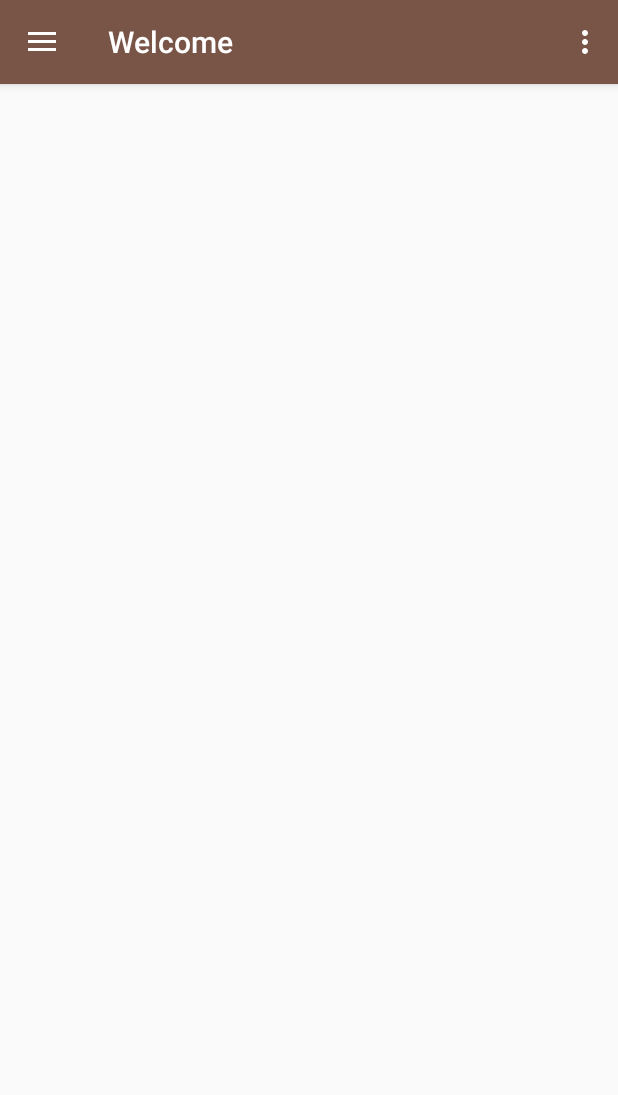
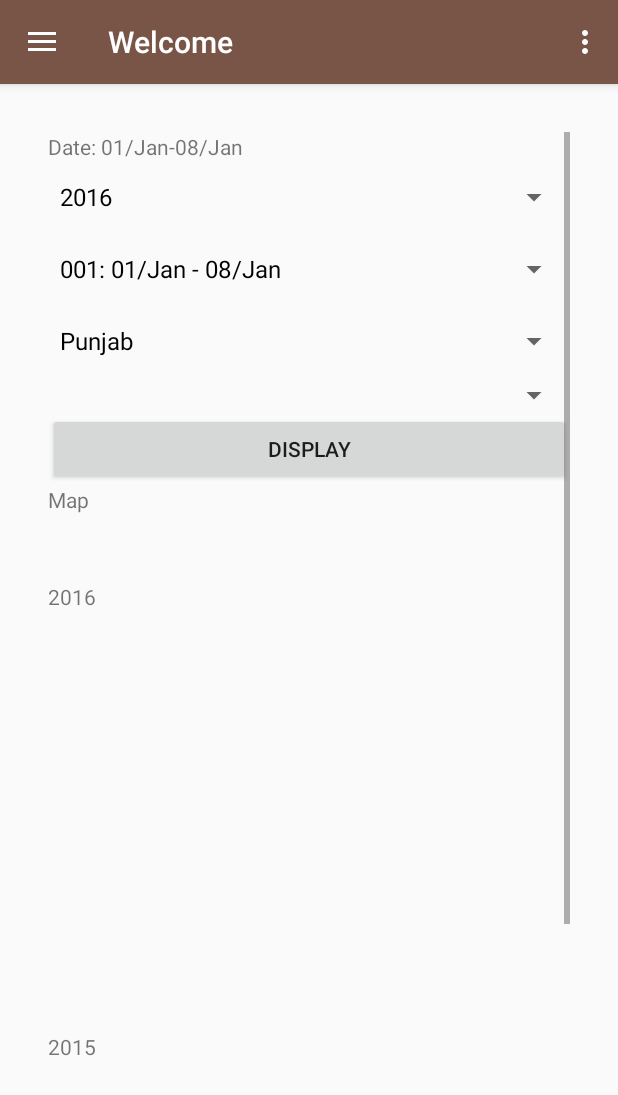
Before and after one commit to ashishjoshi1995/railtellapp, an Android app: the screen it shows after launch (Welcome), in the side drawer, after a tap on "Crop Monitoring", on a phone screen of 412 x 824 dp. Shown: the top 1095 px of the screen. Run offline under Robolectric (Android 15) with nearby library versions, the phone set to English and light mode, and no system bars; our stand-ins replace Picasso; pictures from the network do not load.

Commit message:
navigation bug fix

```diff
--- a/app/src/main/java/com/example/ashish/railtellapp/Welcome.java
+++ b/app/src/main/java/com/example/ashish/railtellapp/Welcome.java
@@ -4,7 +4,7 @@ import android.app.FragmentTransaction;
 import android.os.Bundle;
 import android.support.design.widget.FloatingActionButton;
 import android.support.design.widget.Snackbar;
-import android.support.v4.app.Fragment;
+import android.app.Fragment;
 import android.view.View;
 import android.support.design.widget.NavigationView;
 import android.support.v4.view.GravityCompat;
@@ -96,7 +96,7 @@ public class Welcome extends AppCompatActivity
             navItemIndex = 1;
             Fragment newFragment = getHomeFragment();
             FragmentTransaction transaction = getFragmentManager().beginTransaction();
-            transaction.replace(R.id., newFragment);
+            transaction.replace(R.id.frame, newFragment);
             transaction.addToBackStack(null);
             transaction.commit();
 
--- a/app/src/main/java/com/example/ashish/railtellapp/fragments/Classification.java
+++ b/app/src/main/java/com/example/ashish/railtellapp/fragments/Classification.java
@@ -4,7 +4,7 @@ import android.content.Context;
 import android.net.Uri;
 import android.os.Bundle;
 import android.support.annotation.Nullable;
-import android.support.v4.app.Fragment;
+import android.app.Fragment;
 import android.view.LayoutInflater;
 import android.view.View;
 import android.view.ViewGroup;
--- a/app/src/main/java/com/example/ashish/railtellapp/fragments/CropMonitoring.java
+++ b/app/src/main/java/com/example/ashish/railtellapp/fragments/CropMonitoring.java
@@ -5,7 +5,7 @@ import android.net.Uri;
 import android.os.AsyncTask;
 import android.os.Bundle;
 import android.support.annotation.Nullable;
-import android.support.v4.app.Fragment;
+import android.app.Fragment;
 import android.util.Log;
 import android.view.LayoutInflater;
 import android.view.View;
--- a/app/src/main/java/com/example/ashish/railtellapp/fragments/Home.java
+++ b/app/src/main/java/com/example/ashish/railtellapp/fragments/Home.java
@@ -4,7 +4,7 @@ import android.content.Context;
 import android.net.Uri;
 import android.os.Bundle;
 import android.support.annotation.Nullable;
-import android.support.v4.app.Fragment;
+import android.app.Fragment;
 import android.view.LayoutInflater;
 import android.view.View;
 import android.view.ViewGroup;
--- a/app/src/main/java/com/example/ashish/railtellapp/fragments/ResearchTeam.java
+++ b/app/src/main/java/com/example/ashish/railtellapp/fragments/ResearchTeam.java
@@ -4,7 +4,7 @@ import android.content.Context;
 import android.net.Uri;
 import android.os.Bundle;
 import android.support.annotation.Nullable;
-import android.support.v4.app.Fragment;
+import android.app.Fragment;
 import android.view.LayoutInflater;
 import android.view.View;
 import android.view.ViewGroup;
--- a/app/src/main/res/layout/activity_welcome.xml
+++ b/app/src/main/res/layout/activity_welcome.xml
@@ -22,4 +22,5 @@
         app:headerLayout="@layout/nav_header_welcome"
         app:menu="@menu/activity_welcome_drawer" />
 
+
 </android.support.v4.widget.DrawerLayout>
--- a/app/src/main/res/layout/content_welcome.xml
+++ b/app/src/main/res/layout/content_welcome.xml
@@ -11,5 +11,10 @@
     app:layout_behavior="@string/appbar_scrolling_view_behavior"
     tools:context="com.example.ashish.railtellapp.Welcome"
     tools:showIn="@layout/app_bar_welcome">
+    <FrameLayout
+        android:id="@+id/frame"
+        android:layout_width="match_parent"
+        android:layout_height="match_parent"
+        app:layout_behavior="@string/appbar_scrolling_view_behavior"></FrameLayout>
 
 </RelativeLayout>
```
Also changed, not shown: app/src/main/java/com/example/ashish/railtellapp/fragments/Gallery.java (+2 -9 lines), app/src/main/res/layout/fragment_crop_monitoring.xml (+2 -12 lines).
